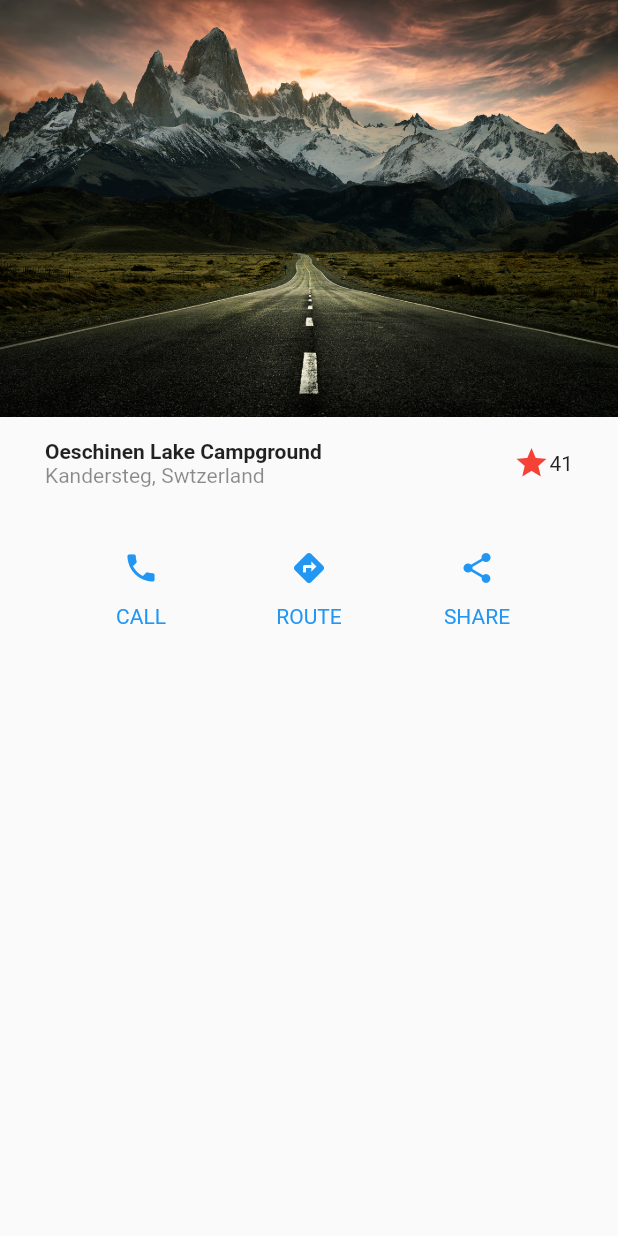
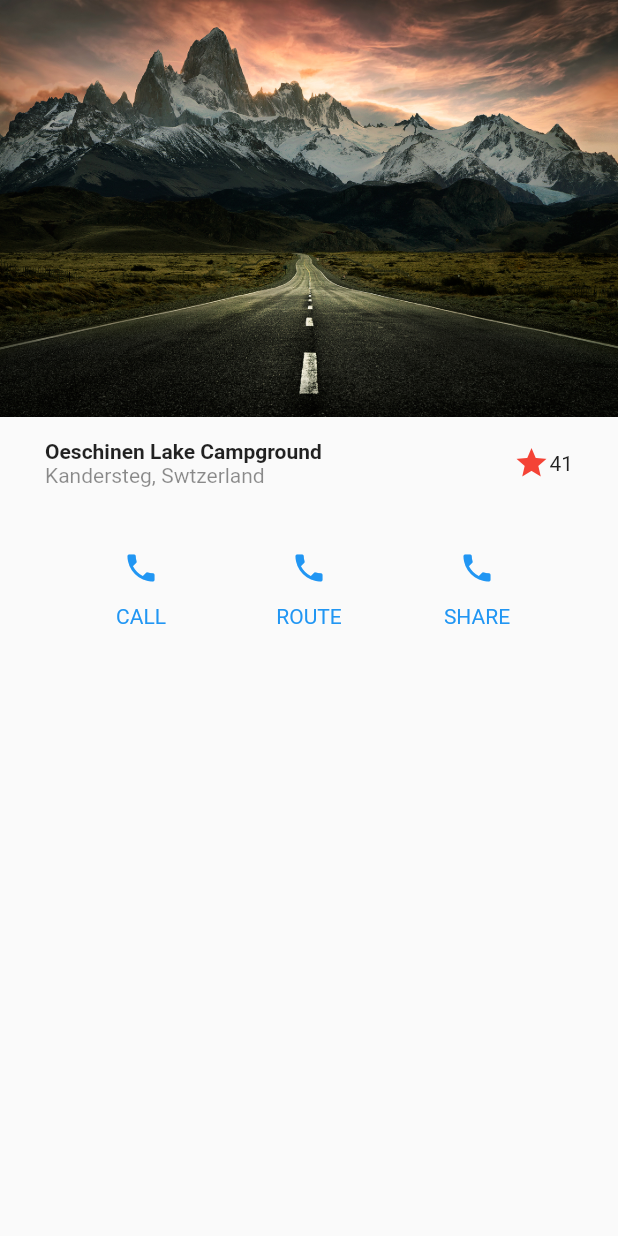
Before and after one commit to tecnologyboy/FlutterDesigns, a Flutter app: the BasicDesignScreen screen opened by its route, on a phone screen of 412 x 824 dp. Run offline on Flutter 3.47's test engine with Material 2 defaults, Android fonts, the phone set to English and light mode, and no system bars.

```diff
--- a/lib/screens/basic_design.dart
+++ b/lib/screens/basic_design.dart
@@ -69,48 +69,53 @@ class ButtonSection extends StatelessWidget {
       margin: const EdgeInsets.symmetric(horizontal: 70, vertical: 15),
       child: Row(
         mainAxisAlignment: MainAxisAlignment.spaceBetween,
-        children: [
-          Column(
-            children: [
-              IconButton(
-                onPressed: () {},
-                icon: const Icon(
-                  Icons.phone,
-                  color: Colors.blue,
-                ),
-              ),
-              const Text('CALL', style: TextStyle(color: Colors.blue))
-            ],
+        children: const [
+          CustomButton(
+            buttonName: 'CALL',
+            buttonColor: Colors.blue,
+            buttonicon: Icons.phone,
           ),
-          Column(
-            children: [
-              IconButton(
-                onPressed: () {},
-                icon: const Icon(
-                  Icons.directions,
-                  color: Colors.blue,
-                ),
-              ),
-              const Text('ROUTE', style: TextStyle(color: Colors.blue))
-            ],
+          CustomButton(
+            buttonName: 'ROUTE',
+            buttonColor: Colors.blue,
+            buttonicon: Icons.directions,
           ),
-          Column(
-            children: [
-              IconButton(
-                onPressed: () {},
-                icon: const Icon(
-                  Icons.share,
-                  color: Colors.blue,
-                ),
-              ),
-              const Text(
-                'SHARE',
-                style: TextStyle(color: Colors.blue),
-              )
-            ],
-          )
+          CustomButton(
+            buttonName: 'SHARE',
+            buttonColor: Colors.blue,
+            buttonicon: Icons.share,
+          ),
         ],
       ),
     );
   }
 }
+
+class CustomButton extends StatelessWidget {
+  final String buttonName;
+  final IconData buttonicon;
+  final Color buttonColor;
+
+  const CustomButton({
+    super.key,
+    required this.buttonName,
+    required this.buttonicon,
+    required this.buttonColor,
+  });
+
+  @override
+  Widget build(BuildContext context) {
+    return Column(
+      children: [
+        IconButton(
+          onPressed: () {},
+          icon: Icon(
+            Icons.phone,
+            color: buttonColor,
+          ),
+        ),
+        Text(buttonName, style: TextStyle(color: buttonColor))
+      ],
+    );
+  }
+}
```
Also changed, not shown: lib/screens/scroll_design.dart (+60 -5 lines).
